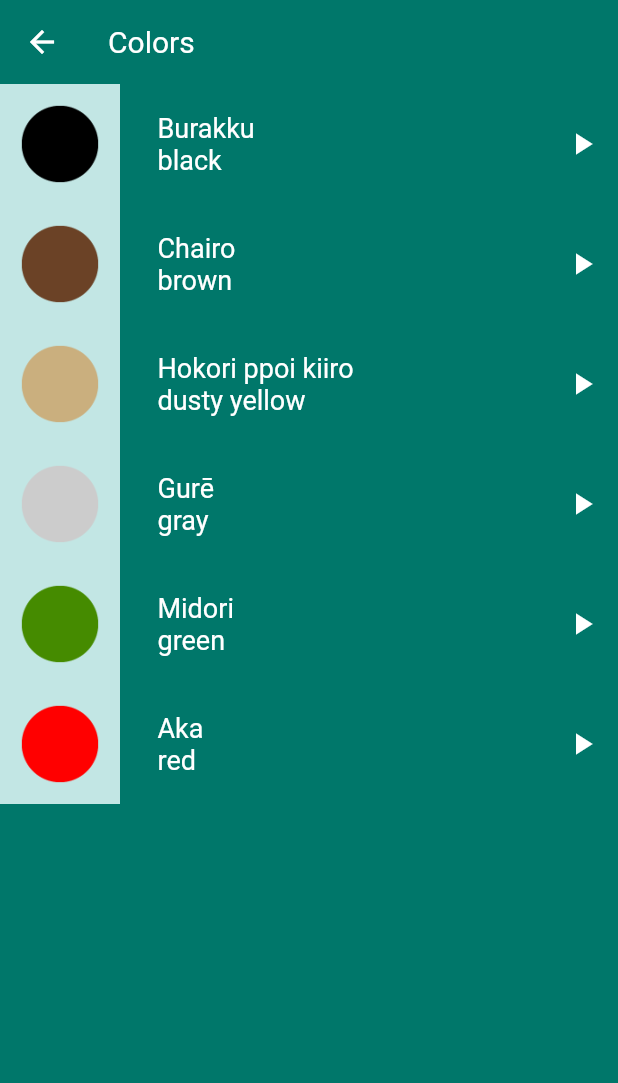
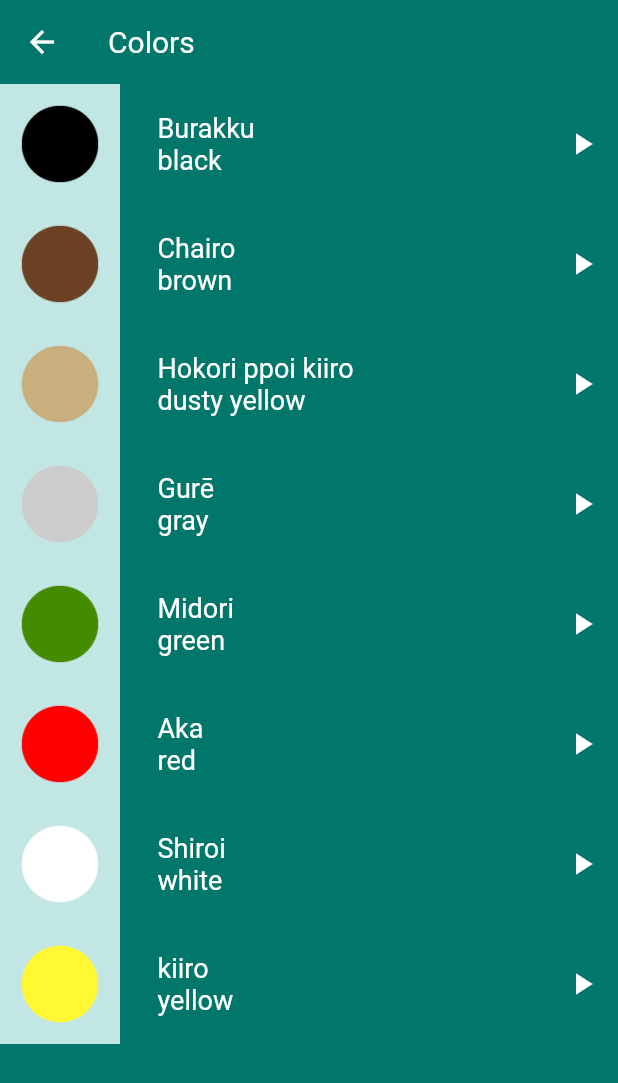
Before and after one commit to AmiraMostafa628/toku, a Flutter app: the ColorsScreen screen opened directly, on a phone screen of 412 x 824 dp. Shown: the top 1083 px of the screen. Run offline on Flutter 3.47's test engine with Material 2 defaults, Android fonts, the phone set to English and light mode, and no system bars; our stand-ins replace audioplayers; Roboto replaces fonts that are missing (Jannah).

Commit message:
initial commit

```diff
--- a/lib/module/color_screen.dart
+++ b/lib/module/color_screen.dart
@@ -41,6 +41,18 @@ class ColorsScreen extends StatelessWidget {
       enName: 'red',
       image: 'assets/images/colors/color_red.png',
     ),
+    Model(
+      sound: 'white.wav',
+      jpName: 'Shiroi',
+      enName: 'white',
+      image: 'assets/images/colors/color_white.png',
+    ),
+    Model(
+      sound: 'yellow.wav',
+      jpName: 'kiiro',
+      enName: 'yellow',
+      image: 'assets/images/colors/yellow.png',
+    ),
   ];
   @override
   Widget build(BuildContext context) {
```
